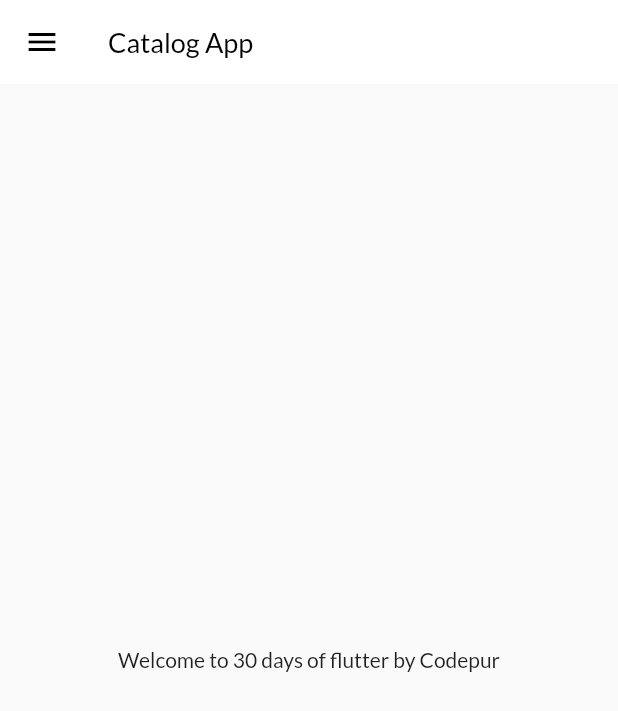
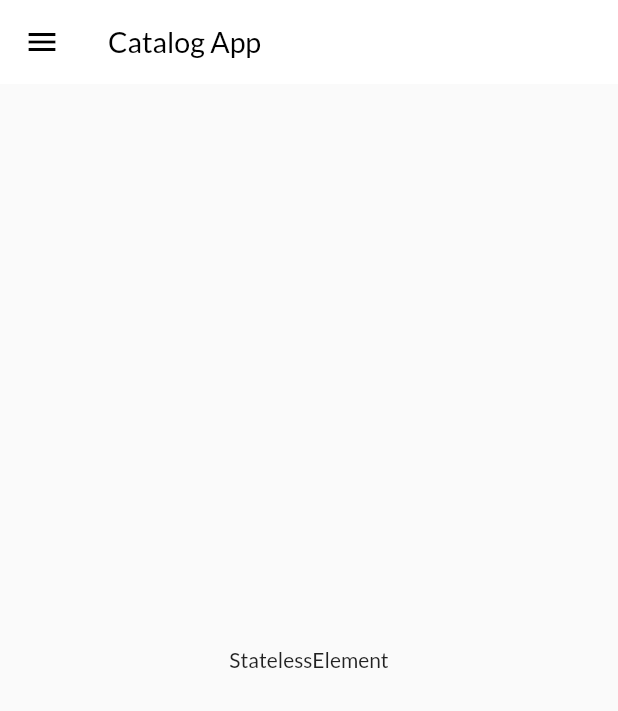
Before and after one commit to rupam-04/flutter_demo, a Flutter app: the screen it shows after launch, on a phone screen of 412 x 824 dp. Shown: the top 711 px of the screen. Run offline on Flutter 3.47's test engine with Material 2 defaults, Android fonts, the phone set to English and light mode, and no system bars; our stand-ins replace google_fonts.

Commit message:
day 11 completed

```diff
--- a/lib/pages/home_page.dart
+++ b/lib/pages/home_page.dart
@@ -16,7 +16,7 @@ class HomePage extends StatelessWidget {
           title: const Text("Catalog App",)
         ),
         body: Center(
-          child: Text('Welcome to $days days of flutter by $name'),
+          child: Text(context.runtimeType.toString()),
         ),
         drawer: const MyDrawer(),
       );
--- a/lib/widgets/themes.dart
+++ b/lib/widgets/themes.dart
@@ -14,7 +14,7 @@ class MyTheme {
       titleTextStyle: TextStyle(
         color: Colors.black,
         fontFamily: GoogleFonts.lato().fontFamily,
-        fontSize: 18,
+        fontSize: 19,
       ),
     )
   );
--- a/pubspec.yaml
+++ b/pubspec.yaml
@@ -36,6 +36,7 @@ dependencies:
   # Use with the CupertinoIcons class for iOS style icons.
   cupertino_icons: ^1.0.2
   google_fonts: ^4.0.3
+  rive: ^0.10.4
 
 dev_dependencies:
   flutter_test:
```
Also changed, not shown: pubspec.lock, 3 other files.
